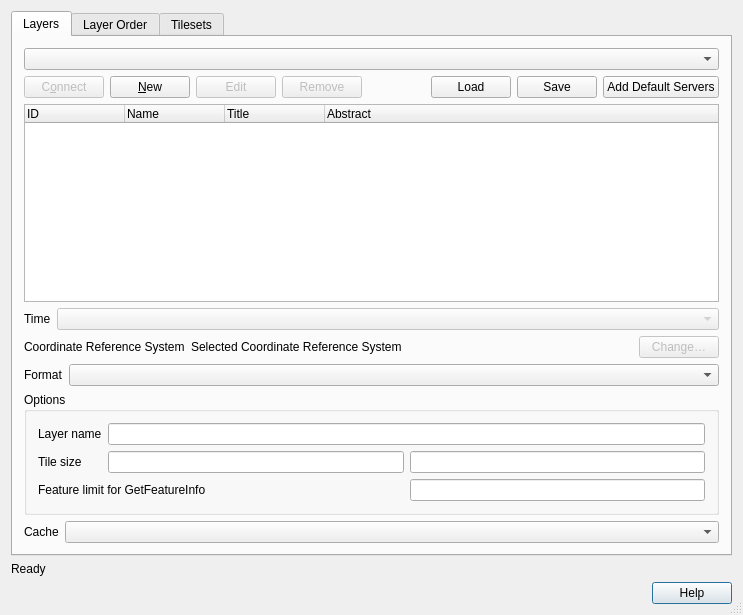
Old version of the form src/ui/qgsowssourceselectbase.ui in the repository carsmie/QGIS.
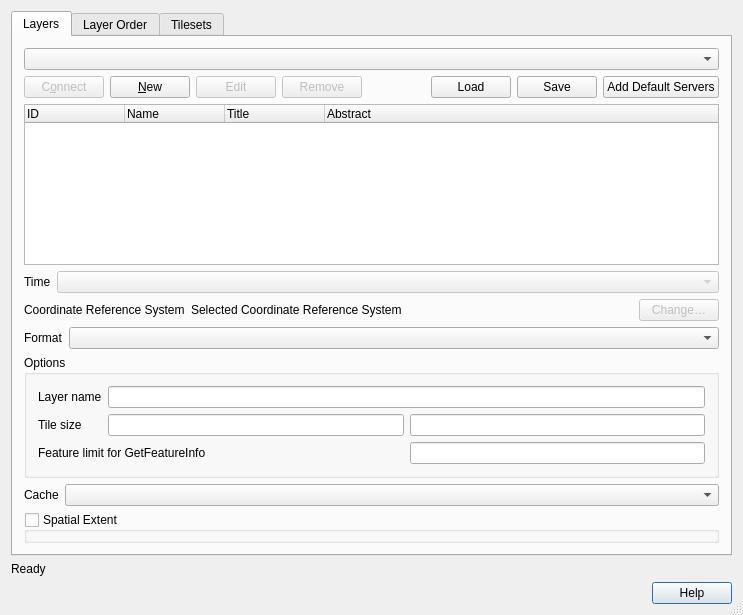
New version of the form. Icons and pictures are not drawn. Custom widgets are drawn as their Qt base class.

Commit message: added spatial extent filtering for WCS layers

```diff
--- a/src/ui/qgsowssourceselectbase.ui
+++ b/src/ui/qgsowssourceselectbase.ui
@@ -328,19 +328,6 @@
           <string>Options</string>
          </property>
          <layout class="QGridLayout">
-          <item row="0" column="0">
-           <widget class="QLabel" name="mLayerNameLabel">
-            <property name="text">
-             <string>Layer name</string>
-            </property>
-            <property name="buddy">
-             <cstring>mLayerNameLineEdit</cstring>
-            </property>
-           </widget>
-          </item>
-          <item row="0" column="1" colspan="2">
-           <widget class="QLineEdit" name="mLayerNameLineEdit"/>
-          </item>
           <item row="1" column="1">
            <widget class="QLineEdit" name="mTileWidthLineEdit"/>
           </item>
@@ -354,10 +341,26 @@
             </property>
            </widget>
           </item>
+          <item row="0" column="1" colspan="2">
+           <widget class="QLineEdit" name="mLayerNameLineEdit"/>
+          </item>
           <item row="1" column="2">
            <widget class="QLineEdit" name="mTileHeightLineEdit"/>
           </item>
-          <item row="2" column="0" colspan="2">
+          <item row="3" column="2">
+           <widget class="QLineEdit" name="mFeatureCountLineEdit"/>
+          </item>
+          <item row="0" column="0">
+           <widget class="QLabel" name="mLayerNameLabel">
+            <property name="text">
+             <string>Layer name</string>
+            </property>
+            <property name="buddy">
+             <cstring>mLayerNameLineEdit</cstring>
+            </property>
+           </widget>
+          </item>
+          <item row="3" column="0" colspan="2">
            <widget class="QLabel" name="mFeatureCountLabel">
             <property name="text">
              <string>Feature limit for GetFeatureInfo</string>
@@ -367,9 +370,6 @@
             </property>
            </widget>
           </item>
-          <item row="2" column="2">
-           <widget class="QLineEdit" name="mFeatureCountLineEdit"/>
-          </item>
          </layout>
         </widget>
        </item>
@@ -420,6 +420,40 @@
          </layout>
         </widget>
        </item>
+       <item>
+        <widget class="QWidget" name="mSpatialExtentBoxWidget" native="true">
+         <layout class="QVBoxLayout" name="verticalLayout_2">
+          <property name="leftMargin">
+           <number>0</number>
+          </property>
+          <property name="topMargin">
+           <number>0</number>
+          </property>
+          <property name="rightMargin">
+           <number>0</number>
+          </property>
+          <property name="bottomMargin">
+           <number>0</number>
+          </property>
+          <item>
+           <widget class="QgsExtentGroupBox" name="mSpatialExtentBox">
+            <property name="title">
+             <string>Spatial Extent</string>
+            </property>
+            <property name="checkable">
+             <bool>true</bool>
+            </property>
+            <property name="checked">
+             <bool>false</bool>
+            </property>
+            <property name="collapsed" stdset="0">
+             <bool>true</bool>
+            </property>
+           </widget>
+          </item>
+         </layout>
+        </widget>
+       </item>
       </layout>
      </widget>
      <widget class="QWidget" name="mLayerOrderTab">
@@ -535,6 +569,20 @@
   </layout>
  </widget>
  <layoutdefault spacing="6" margin="11"/>
+ <customwidgets>
+  <customwidget>
+   <class>QgsCollapsibleGroupBox</class>
+   <extends>QGroupBox</extends>
+   <header>qgscollapsiblegroupbox.h</header>
+   <container>1</container>
+  </customwidget>
+  <customwidget>
+   <class>QgsExtentGroupBox</class>
+   <extends>QgsCollapsibleGroupBox</extends>
+   <header>qgsextentgroupbox.h</header>
+   <container>1</container>
+  </customwidget>
+ </customwidgets>
  <tabstops>
   <tabstop>mTabWidget</tabstop>
   <tabstop>mConnectionsComboBox</tabstop>
```
The commit also changes 2 other files.
